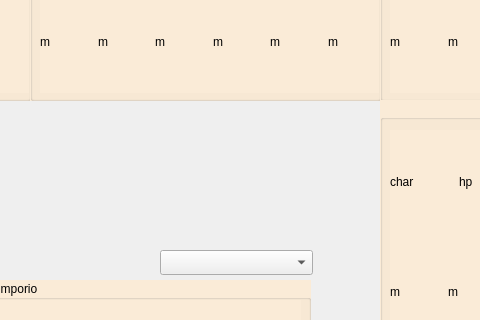
Old version of the form BANG-zapoctak/QBang/mainwindow.ui in the repository damodarak/BANG; both pictures show x 680 to 1160 and y 169 to 489 of the 1415 by 773 pixel window.
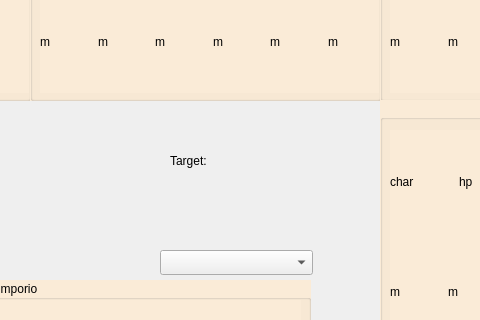
New version of the form.

Patch:
```diff
--- a/BANG-zapoctak/QBang/mainwindow.ui
+++ b/BANG-zapoctak/QBang/mainwindow.ui
@@ -2492,6 +2492,32 @@
      <bool>true</bool>
     </property>
    </widget>
+   <widget class="QWidget" name="layoutWidget">
+    <property name="geometry">
+     <rect>
+      <x>850</x>
+      <y>290</y>
+      <width>141</width>
+      <height>41</height>
+     </rect>
+    </property>
+    <layout class="QHBoxLayout" name="horizontalLayout_17">
+     <item>
+      <widget class="QLabel" name="label">
+       <property name="text">
+        <string>Target:</string>
+       </property>
+      </widget>
+     </item>
+     <item>
+      <widget class="QLabel" name="target">
+       <property name="text">
+        <string/>
+       </property>
+      </widget>
+     </item>
+    </layout>
+   </widget>
   </widget>
   <widget class="QMenuBar" name="menubar">
    <property name="geometry">
```
Left out of the diff: 42 changed lines with no effect on the pictures.
